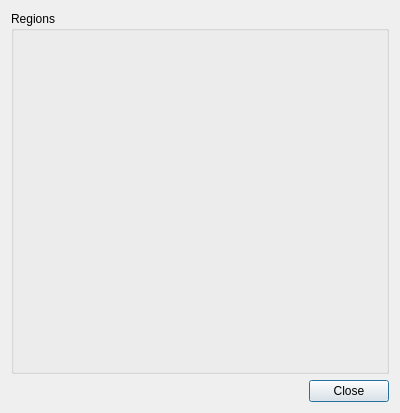
RENCI/Segmentor, file qt/FeedbackDialog.ui: the form before one commit.
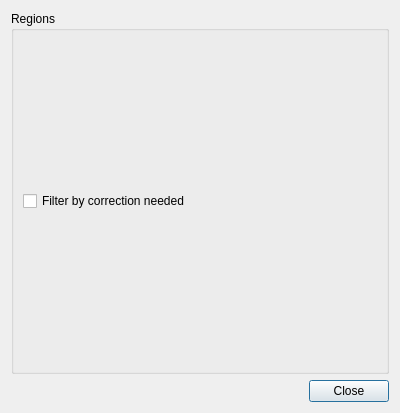
The form after the commit.

Commit message: Add feedback table filtering and split and merge columns

```diff
--- a/qt/FeedbackDialog.ui
+++ b/qt/FeedbackDialog.ui
@@ -20,6 +20,13 @@
       <string>Regions</string>
      </property>
      <layout class="QVBoxLayout" name="verticalLayout_3">
+      <item>
+       <widget class="QCheckBox" name="filterCheckBox">
+        <property name="text">
+         <string>Filter by correction needed</string>
+        </property>
+       </widget>
+      </item>
       <item>
        <layout class="QVBoxLayout" name="verticalLayout_2"/>
       </item>
```
The commit also changes 9 other files.
